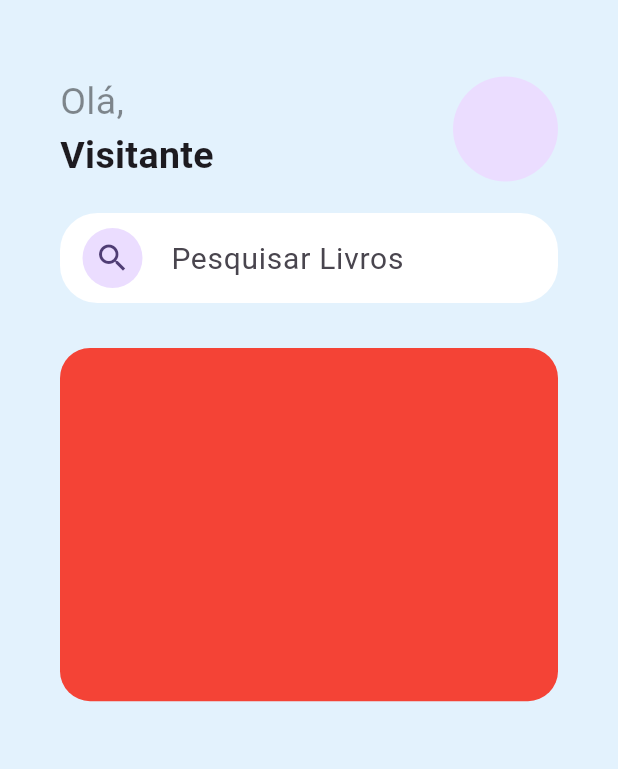
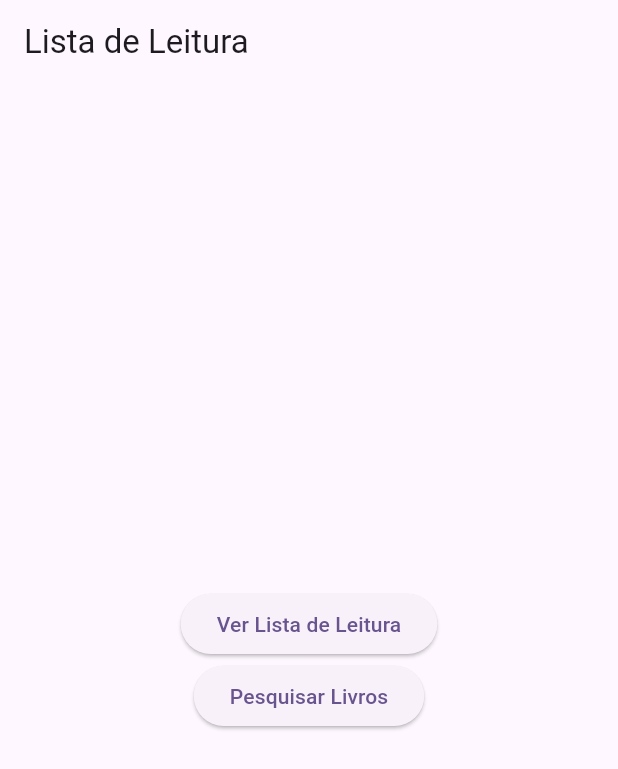
Before and after one commit to cwilliam956/lista-de-livros, a Flutter app: the screen it shows after launch, on a phone screen of 412 x 824 dp. Shown: the top 769 px of the screen. Run offline on Flutter 3.47's test engine with Material 3 defaults, Android fonts, the light colour scheme and no system bars; our stand-ins replace sqflite; accounts and stored records are empty.

Commit message:
Primeiro commit

```diff
--- a/lib/main.dart
+++ b/lib/main.dart
@@ -1,4 +1,5 @@
 import 'package:flutter/material.dart';
+import 'database_helper.dart';
 import 'pagina1.dart';
 
 void main() {
@@ -11,13 +12,17 @@ class MyApp extends StatelessWidget {
   @override
   Widget build(BuildContext context) {
     return MaterialApp(
-      title: 'Prova Douglas',
+      title: 'Lista de Leitura',
       debugShowCheckedModeBanner: false,
       theme: ThemeData(
         colorScheme: ColorScheme.fromSeed(seedColor: Colors.deepPurple),
         useMaterial3: true,
       ),
-      home: const Home(),
+      routes: {
+        '/': (context) => const Home(),
+        '/reading-list': (context) => const ReadingListPage(),
+        '/search-books': (context) => Pagina1(),
+      },
     );
   }
 }
@@ -28,98 +33,85 @@ class Home extends StatelessWidget {
   @override
   Widget build(BuildContext context) {
     return Scaffold(
-      backgroundColor: Colors.blue[50],
-      body: SafeArea(
-        child: Padding(
-          padding: const EdgeInsets.all(40),
-          child: Column(
-            children: <Widget>[
-              const Padding(
-                padding: EdgeInsets.only(top: 10),
-                child: Row(
-                  mainAxisAlignment: MainAxisAlignment.spaceBetween,
-                  children: <Widget>[
-                    Column(
-                      crossAxisAlignment: CrossAxisAlignment.start,
-                      children: <Widget>[
-                        Text(
-                          "Olá,",
-                          style: TextStyle(fontSize: 25, color: Colors.black45),
-                        ),
-                        Text(
-                          "Visitante",
-                          style: TextStyle(
-                              fontSize: 25, fontWeight: FontWeight.bold),
-                        ),
-                      ],
-                    ),
-                    CircleAvatar(
-                      radius: 35,
-                    ),
-                  ],
-                ),
-              ),
-              Padding(
-                padding: const EdgeInsets.only(top: 20),
-                child: Container(
-                  decoration: BoxDecoration(
-                    borderRadius: BorderRadius.circular(25),
-                    color: Colors.white,
-                  ),
-                  child: TextField(
-                    style: const TextStyle(
-                      fontSize: 20,
-                      color: Colors.black,
-                    ),
-                    decoration: const InputDecoration(
-                      fillColor: Colors.white,
-                      contentPadding: EdgeInsets.symmetric(
-                        vertical: 15,
-                        horizontal: 20,
-                      ),
-                      prefixIcon: Padding(
-                        padding: EdgeInsets.symmetric(horizontal: 15),
-                        child: CircleAvatar(
-                          child: Icon(Icons.search),
-                        ),
-                      ),
-                      hintText: "Pesquisar Livros",
-                      border: InputBorder.none,
-                    ),
-                    onSubmitted: (query) {
-                      Navigator.push(
-                        context,
-                        MaterialPageRoute(
-                          builder: (context) => Pagina1(),
-                        ),
-                      );
-                    },
-                  ),
-                ),
-              ),
-              const SizedBox(height: 30),
-              // Widget vermelho que leva para a Pagina1
-              GestureDetector(
-                onTap: () {
-                  Navigator.push(
-                    context,
-                    MaterialPageRoute(
-                      builder: (context) => Pagina1(),
-                    ),
-                  );
-                },
-                child: Container(
-                  height: MediaQuery.of(context).size.height / 3.5,
-                  decoration: BoxDecoration(
-                    borderRadius: BorderRadius.circular(20),
-                    color: Colors.red,
-                  ),
-                ),
-              ),
-            ],
-          ),
+      appBar: AppBar(
+        title: const Text('Lista de Leitura'),
+      ),
+      body: Center(
+        child: Column(
+          mainAxisAlignment: MainAxisAlignment.center,
+          children: [
+            ElevatedButton(
+              onPressed: () {
+                Navigator.pushNamed(context, '/reading-list');
+              },
+              child: const Text('Ver Lista de Leitura'),
+            ),
+            ElevatedButton(
+              onPressed: () {
+                Navigator.pushNamed(context, '/search-books');
+              },
+              child: const Text('Pesquisar Livros'),
+            ),
+          ],
         ),
       ),
     );
   }
 }
+
+class ReadingListPage extends StatefulWidget {
+  const ReadingListPage({super.key});
+
+  @override
+  _ReadingListPageState createState() => _ReadingListPageState();
+}
+
+class _ReadingListPageState extends State<ReadingListPage> {
+  List<Map<String, dynamic>> books = [];
+
+  @override
+  void initState() {
+    super.initState();
+    _loadBooks();
+  }
+
+  Future<void> _loadBooks() async {
+    final data = await DatabaseHelper().getBooks();
+    setState(() {
+      books = data;
+    });
+  }
+
+  Future<void> _removeBook(String id) async {
+    await DatabaseHelper().removeBook(id);
+    _loadBooks(); // Recarrega a lista de livros após a remoção
+  }
+
+  @override
+  Widget build(BuildContext context) {
+    return Scaffold(
+      appBar: AppBar(
+        title: const Text('Minha Lista de Leitura'),
+      ),
+      body: books.isEmpty
+          ? const Center(child: Text('Sua lista de leitura está vazia.'))
+          : ListView.builder(
+              itemCount: books.length,
+              itemBuilder: (context, index) {
+                final book = books[index];
+                return ListTile(
+                  title: Text(book['title'] ?? 'Sem título'),
+                  subtitle: Text(book['authors'] ?? 'Autor desconhecido'),
+                  leading: book['thumbnail'] != null
+                      ? Image.network(book['thumbnail'], fit: BoxFit.cover)
+                      : const Icon(Icons.book),
+                  trailing: IconButton(
+                    icon: const Icon(Icons.delete),
+                    onPressed: () => _removeBook(book['id']),
+                  ),
+                );
+              },
+            ),
+    );
+  }
+}
--- a/pubspec.yaml
+++ b/pubspec.yaml
@@ -32,6 +32,9 @@ dependencies:
     sdk: flutter
   http:   # Esta é uma dependência normal
   cupertino_icons: ^1.0.8  # Outra dependência normal
+  sqflite: ^2.0.0+4
+  path: ^1.8.0
+
 
 
   # The following adds the Cupertino Icons font to your application.
```
Also changed, not shown: lib/Pagina1.dart (+30 -22 lines), lib/database_helper.dart (added, +47 -0 lines), pubspec.lock, 1 other file.
